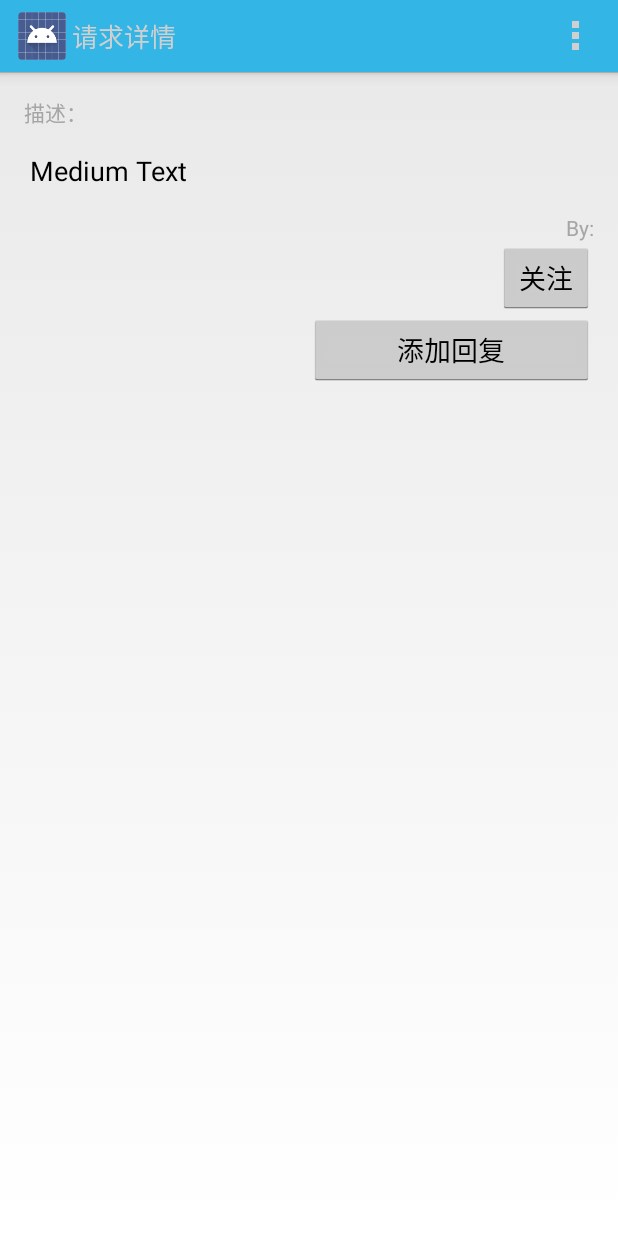
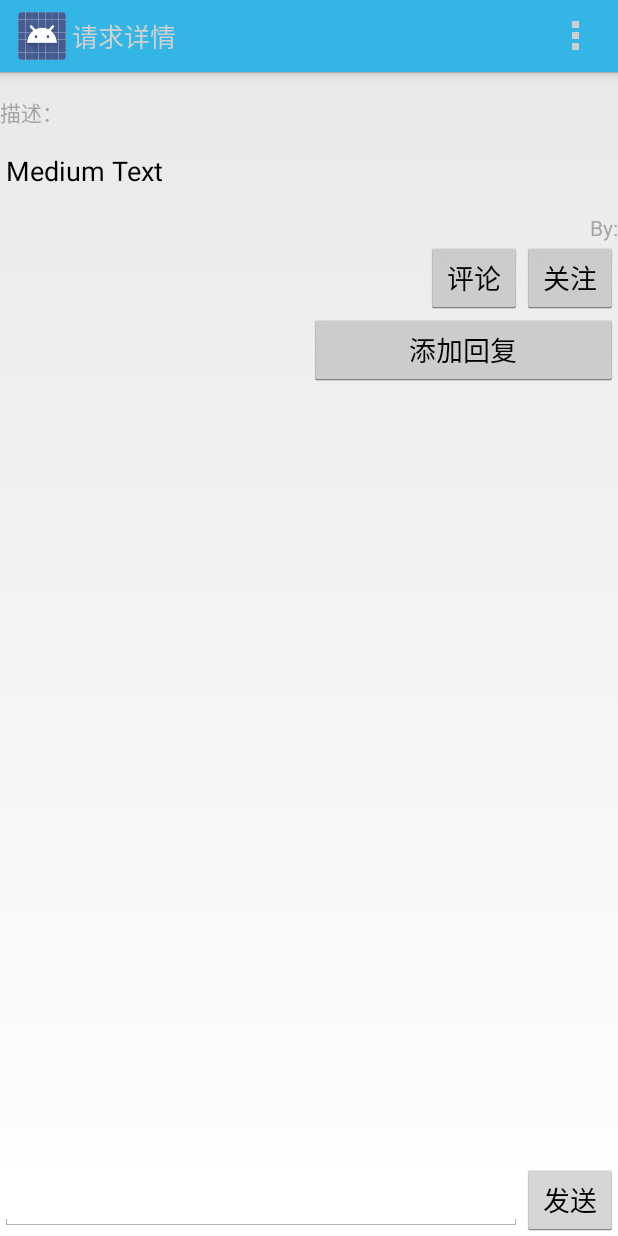
Before and after one commit to kyowang/Waneye_01, an Android app: the StarEyeDetailActivity screen opened directly, with no data from a screen before it, on a phone screen of 412 x 824 dp. Run offline under Robolectric (Android 15) with nearby library versions, the phone set to English and light mode, and no system bars; libraries missing offline, so code that uses them is left out: com.baidu.mapapi; 2 statements that could not run were skipped.

Commit message:
update chart

```diff
--- a/app/src/main/res/layout/activity_star_eye_detail.xml
+++ b/app/src/main/res/layout/activity_star_eye_detail.xml
@@ -1,9 +1,7 @@
 <RelativeLayout xmlns:android="http://schemas.android.com/apk/res/android"
     xmlns:tools="http://schemas.android.com/tools" android:layout_width="match_parent"
-    android:layout_height="wrap_content" android:paddingLeft="@dimen/activity_horizontal_margin"
-    android:paddingRight="@dimen/activity_horizontal_margin"
+    android:layout_height="wrap_content"
     android:paddingTop="@dimen/activity_vertical_margin"
-    android:paddingBottom="@dimen/activity_vertical_margin"
     tools:context="com.example.wechatsample.StarEyeDetailActivity">
 
 
@@ -47,29 +45,24 @@
         android:layout_height="wrap_content"
         android:layout_below="@+id/tv_byuser"
         android:layout_alignParentLeft="true"
-        android:id="@+id/llWatch">
+        android:id="@+id/llWatch"
+        android:gravity="right">
 
         <Button
             android:layout_width="wrap_content"
             android:layout_height="wrap_content"
             android:text="评论"
-            android:id="@+id/button"
-            android:visibility="invisible" />
+            android:id="@+id/bt_comment"
+            android:visibility="visible" />
 
-        <RelativeLayout
+        <Button
             android:layout_width="wrap_content"
             android:layout_height="wrap_content"
+            android:text="关注"
+            android:id="@+id/bt_concern"
             android:layout_gravity="right"
-            android:layout_weight="1">
+            android:layout_alignParentRight="true" />
 
-            <Button
-                android:layout_width="wrap_content"
-                android:layout_height="wrap_content"
-                android:text="关注"
-                android:id="@+id/bt_concern"
-                android:layout_gravity="right"
-                android:layout_alignParentRight="true" />
-        </RelativeLayout>
     </LinearLayout>
 <LinearLayout
     android:layout_width="fill_parent"
@@ -132,4 +125,27 @@
 
         </LinearLayout>
 </ScrollView>
+
+    <LinearLayout
+        android:orientation="horizontal"
+        android:layout_width="fill_parent"
+        android:layout_height="wrap_content"
+        android:layout_alignParentBottom="true"
+        android:background="#ffffffff"
+        android:layout_alignParentLeft="false"
+        android:layout_alignParentRight="false"
+        android:layout_alignWithParentIfMissing="false">
+
+        <EditText
+            android:layout_width="wrap_content"
+            android:layout_height="wrap_content"
+            android:id="@+id/et_comment"
+            android:layout_weight="1" />
+
+        <Button
+            android:layout_width="wrap_content"
+            android:layout_height="wrap_content"
+            android:text="发送"
+            android:id="@+id/bt_send_comment" />
+    </LinearLayout>
 </RelativeLayout>
```
Also changed, not shown: app/src/main/java/com/example/wechatsample/StarEyeDetailActivity.java (+63 -0 lines), app/src/main/java/com/example/wechatsample/WanEyeUtil.java (+28 -0 lines).
